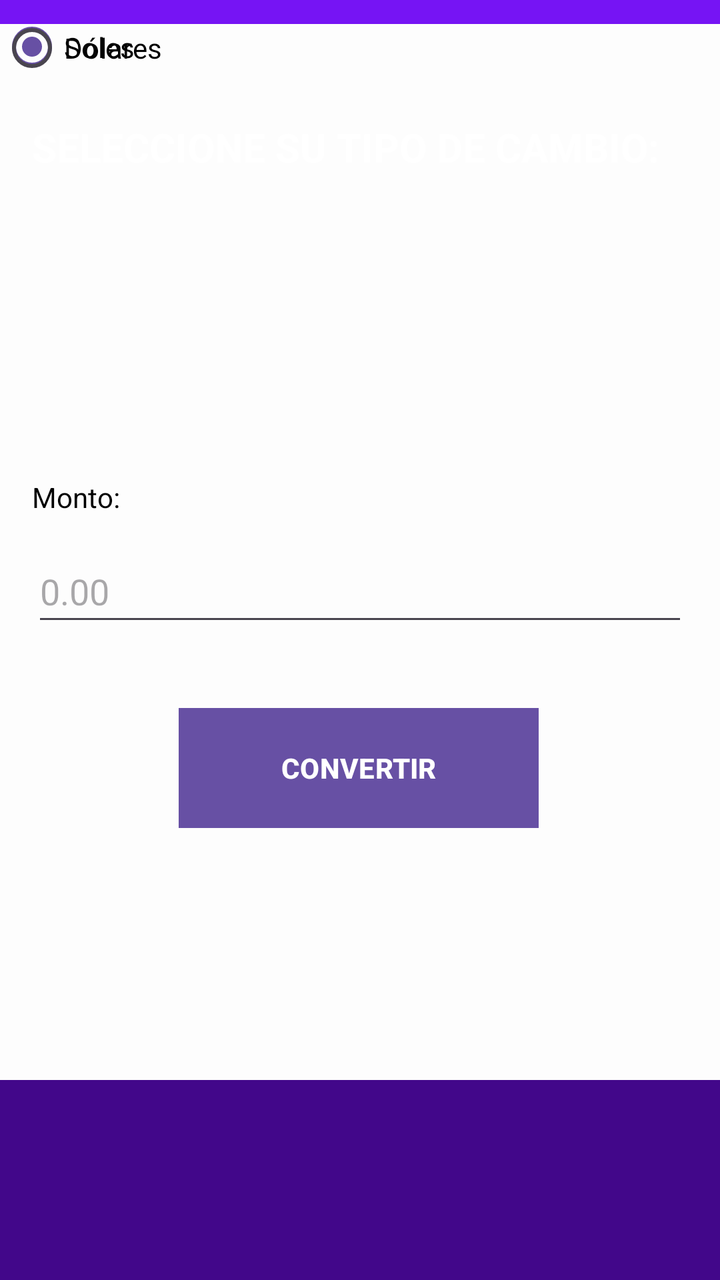
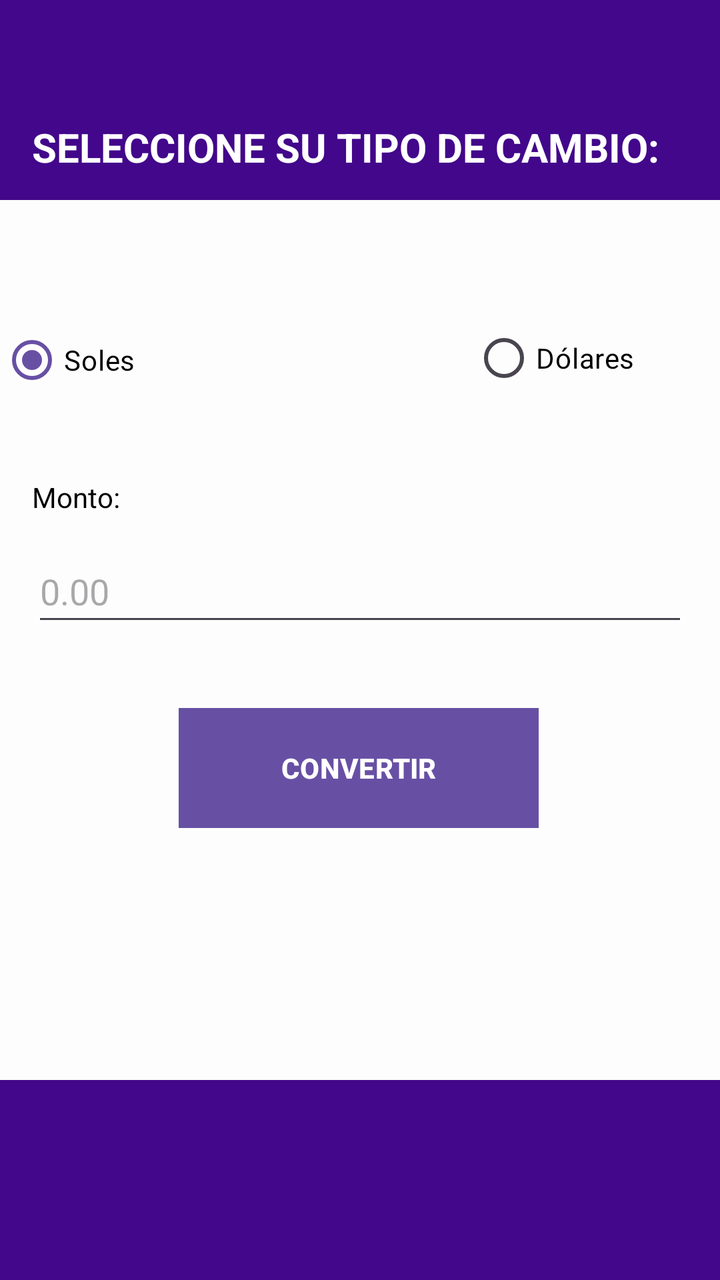

Compare the two renders of this Android layout. The source of the first and the diff that turns it into the second are given below.
<!-- AndroidManifest.xml: application theme Theme.ConversorSD -->
<!-- res/layout/activity_main.xml -->
<?xml version="1.0" encoding="utf-8"?>
<androidx.constraintlayout.widget.ConstraintLayout xmlns:android="http://schemas.android.com/apk/res/android"
    xmlns:app="http://schemas.android.com/apk/res-auto"
    xmlns:tools="http://schemas.android.com/tools"
    android:id="@+id/main"
    android:layout_width="match_parent"
    android:layout_height="match_parent"
    android:background="#FDFDFD"
    tools:context=".MainActivity">

    <LinearLayout
        android:layout_width="match_parent"
        android:layout_height="match_parent"
        android:layout_marginBottom="628dp"
        android:background="#7614F4"
        android:orientation="vertical"
        app:layout_constraintBottom_toBottomOf="parent"
        app:layout_constraintEnd_toEndOf="parent"
        app:layout_constraintHorizontal_bias="0.0"
        app:layout_constraintStart_toStartOf="parent" />

    <TextView
        android:id="@+id/editTextText3"
        android:layout_width="0dp"
        android:layout_height="wrap_content"
        android:layout_marginStart="16dp"
        android:layout_marginTop="60dp"
        android:layout_marginEnd="16dp"
        android:text="SELECCIONE SU TIPO DE CAMBIO:"
        android:textColor="#FFFFFF"
        android:textSize="20sp"
        android:textStyle="bold"
        app:layout_constraintEnd_toEndOf="parent"
        app:layout_constraintStart_toStartOf="parent"
        app:layout_constraintTop_toTopOf="parent" />

    <RadioGroup
        android:id="@+id/radioGroup"
        android:layout_width="0dp"
        android:layout_height="wrap_content"
        android:layout_marginStart="16dp"
        android:layout_marginTop="20dp"
        android:layout_marginEnd="16dp"
        android:orientation="horizontal"
        app:layout_constraintEnd_toEndOf="parent"
        app:layout_constraintStart_toStartOf="parent"
        app:layout_constraintTop_toBottomOf="@+id/editTextText3">

    </RadioGroup>

    <Button
        android:id="@+id/btnConvertir"
        android:layout_width="180dp"
        android:layout_height="60dp"
        android:layout_marginTop="36dp"
        android:background="#9B53F5"
        android:onClick="miClicManejador"
        android:text="CONVERTIR"
        android:textColor="#FFFFFF"
        android:textStyle="bold"
        app:layout_constraintEnd_toEndOf="parent"
        app:layout_constraintHorizontal_bias="0.497"
        app:layout_constraintStart_toStartOf="parent"
        app:layout_constraintTop_toBottomOf="@+id/editTextNumberDecimal" />

    <RadioButton
        android:id="@+id/radio0"
        android:layout_width="128dp"
        android:layout_height="47dp"
        android:layout_weight="1"
        android:checked="true"
        android:text="Soles"
        android:textColor="#000000"
        tools:layout_editor_absoluteX="47dp"
        tools:layout_editor_absoluteY="147dp" />

    <RadioButton
        android:id="@+id/radio1"
        android:layout_width="121dp"
        android:layout_height="48dp"
        android:layout_weight="1"
        android:text="Dólares"
        android:textColor="#000000"
        tools:layout_editor_absoluteX="241dp"
        tools:layout_editor_absoluteY="147dp" />

    <TextView
        android:id="@+id/editTextText4"
        android:layout_width="wrap_content"
        android:layout_height="wrap_content"
        android:layout_marginStart="16dp"
        android:layout_marginTop="132dp"
        android:text="Monto:"
        android:textColor="#000000"
        android:textSize="14sp"
        app:layout_constraintStart_toStartOf="parent"
        app:layout_constraintTop_toBottomOf="@+id/radioGroup" />

    <EditText
        android:id="@+id/editTextNumberDecimal"
        android:layout_width="0dp"
        android:layout_height="wrap_content"
        android:layout_marginStart="16dp"
        android:layout_marginTop="12dp"
        android:layout_marginEnd="16dp"
        android:hint="0.00"
        android:inputType="numberDecimal"
        android:minHeight="48dp"
        android:textColor="#000000"
        app:layout_constraintEnd_toEndOf="parent"
        app:layout_constraintHorizontal_bias="0.0"
        app:layout_constraintStart_toStartOf="parent"
        app:layout_constraintTop_toBottomOf="@+id/editTextText4" />

    <LinearLayout
        android:layout_width="0dp"
        android:layout_height="100dp"
        android:background="#42078A"
        android:orientation="vertical"
        app:layout_constraintBottom_toBottomOf="parent"
        app:layout_constraintEnd_toEndOf="parent"
        app:layout_constraintStart_toStartOf="parent">

    </LinearLayout>

</androidx.constraintlayout.widget.ConstraintLayout>
<!-- resources referenced by this layout -->
<resources>
  <style name="Theme.ConversorSD" parent="Base.Theme.ConversorSD" />
  <style name="Base.Theme.ConversorSD" parent="Theme.Material3.DayNight.NoActionBar">
          
          
      </style>
</resources>

<!-- the commit's change to res/layout/activity_main.xml (unified diff, before → after) -->
@@ -9,14 +9,13 @@
     tools:context=".MainActivity">
 
     <LinearLayout
-        android:layout_width="match_parent"
-        android:layout_height="match_parent"
-        android:layout_marginBottom="628dp"
-        android:background="#7614F4"
+        android:id="@+id/linearLayout"
+        android:layout_width="0dp"
+        android:layout_height="100dp"
+        android:layout_marginBottom="632dp"
+        android:background="#42078A"
         android:orientation="vertical"
-        app:layout_constraintBottom_toBottomOf="parent"
         app:layout_constraintEnd_toEndOf="parent"
-        app:layout_constraintHorizontal_bias="0.0"
         app:layout_constraintStart_toStartOf="parent" />
 
     <TextView
@@ -66,23 +65,26 @@
     <RadioButton
         android:id="@+id/radio0"
         android:layout_width="128dp"
-        android:layout_height="47dp"
+        android:layout_height="48dp"
+        android:layout_marginTop="56dp"
         android:layout_weight="1"
         android:checked="true"
         android:text="Soles"
         android:textColor="#000000"
-        tools:layout_editor_absoluteX="47dp"
-        tools:layout_editor_absoluteY="147dp" />
+        app:layout_constraintTop_toBottomOf="@+id/linearLayout"
+        tools:layout_editor_absoluteX="49dp" />
 
     <RadioButton
         android:id="@+id/radio1"
         android:layout_width="121dp"
         android:layout_height="48dp"
+        android:layout_marginStart="236dp"
+        android:layout_marginTop="48dp"
         android:layout_weight="1"
         android:text="Dólares"
         android:textColor="#000000"
-        tools:layout_editor_absoluteX="241dp"
-        tools:layout_editor_absoluteY="147dp" />
+        app:layout_constraintStart_toStartOf="parent"
+        app:layout_constraintTop_toBottomOf="@+id/radioGroup" />
 
     <TextView
         android:id="@+id/editTextText4"
